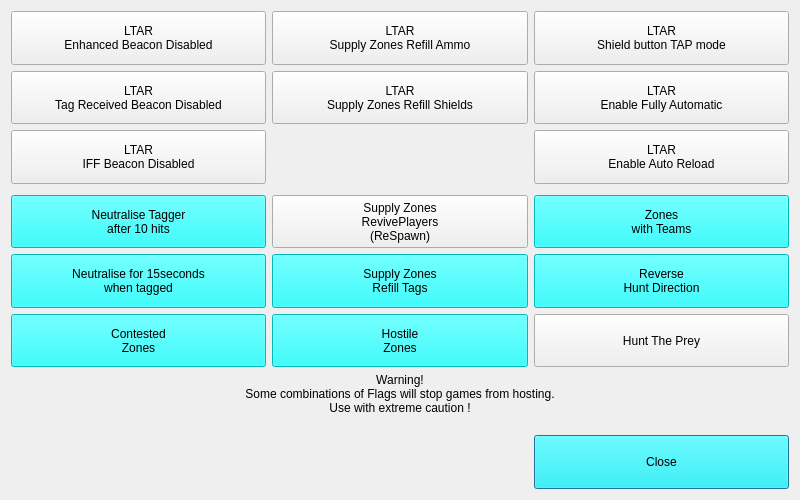
First picture: the form in FlagsWindow.ui, repository rmick/Combobulator, before the edit.
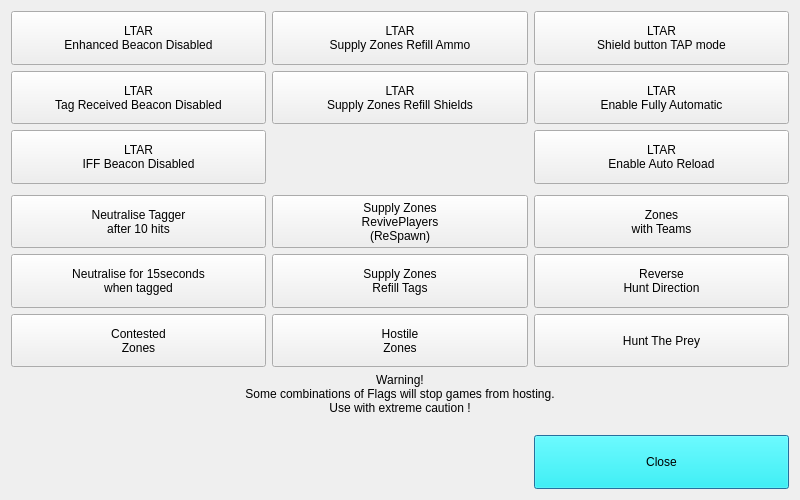
Second picture: the form after the edit.

Patch:
```diff
--- a/FlagsWindow.ui
+++ b/FlagsWindow.ui
@@ -20,7 +20,7 @@
    <item row="4" column="0">
     <widget class="QPushButton" name="btn_Neutralise">
      <property name="sizePolicy">
-      <sizepolicy hsizetype="Preferred" vsizetype="Preferred">
+      <sizepolicy hsizetype="MinimumExpanding" vsizetype="MinimumExpanding">
        <horstretch>0</horstretch>
        <verstretch>0</verstretch>
       </sizepolicy>
@@ -28,100 +28,9 @@
      <property name="maximumSize">
       <size>
        <width>16777215</width>
-       <height>80</height>
+       <height>16777215</height>
       </size>
      </property>
-     <property name="palette">
-      <palette>
-       <active>
-        <colorrole role="Button">
-         <brush brushstyle="SolidPattern">
-          <color alpha="255">
-           <red>0</red>
-           <green>255</green>
-           <blue>255</blue>
-          </color>
-         </brush>
-        </colorrole>
-        <colorrole role="Base">
-         <brush brushstyle="SolidPattern">
-          <color alpha="255">
-           <red>0</red>
-           <green>255</green>
-           <blue>255</blue>
-          </color>
-         </brush>
-        </colorrole>
-        <colorrole role="Window">
-         <brush brushstyle="SolidPattern">
-          <color alpha="255">
-           <red>0</red>
-           <green>255</green>
-           <blue>255</blue>
-          </color>
-         </brush>
-        </colorrole>
-       </active>
-       <inactive>
-        <colorrole role="Button">
-         <brush brushstyle="SolidPattern">
-          <color alpha="255">
-           <red>0</red>
-           <green>255</green>
-           <blue>255</blue>
-          </color>
-         </brush>
-        </colorrole>
-        <colorrole role="Base">
-         <brush brushstyle="SolidPattern">
-          <color alpha="255">
-           <red>0</red>
-           <green>255</green>
-           <blue>255</blue>
-          </color>
-         </brush>
-        </colorrole>
-        <colorrole role="Window">
-         <brush brushstyle="SolidPattern">
-          <color alpha="255">
-           <red>0</red>
-           <green>255</green>
-           <blue>255</blue>
-          </color>
-         </brush>
-        </colorrole>
-       </inactive>
-       <disabled>
-        <colorrole role="Button">
-         <brush brushstyle="SolidPattern">
-          <color alpha="255">
-           <red>200</red>
-           <green>230</green>
-           <blue>230</blue>
-          </color>
-         </brush>
-        </colorrole>
-        <colorrole role="Base">
-         <brush brushstyle="SolidPattern">
-          <color alpha="255">
-           <red>200</red>
-           <green>230</green>
-           <blue>230</blue>
-          </color>
-         </brush>
-        </colorrole>
-        <colorrole role="Window">
-         <brush brushstyle="SolidPattern">
-          <color alpha="255">
-           <red>200</red>
-           <green>230</green>
-           <blue>230</blue>
-          </color>
-         </brush>
-        </colorrole>
-       </disabled>
-      </palette>
-     </property>
      <property name="styleSheet">
       <string notr="true"/>
      </property>
@@ -146,7 +55,7 @@
       <bool>true</bool>
      </property>
      <property name="sizePolicy">
-      <sizepolicy hsizetype="Preferred" vsizetype="Preferred">
+      <sizepolicy hsizetype="MinimumExpanding" vsizetype="MinimumExpanding">
        <horstretch>0</horstretch>
        <verstretch>0</verstretch>
       </sizepolicy>
@@ -163,7 +72,7 @@
    <item row="5" column="0">
     <widget class="QPushButton" name="btn_NeutraliseWhenTagged">
      <property name="sizePolicy">
-      <sizepolicy hsizetype="Preferred" vsizetype="Preferred">
+      <sizepolicy hsizetype="MinimumExpanding" vsizetype="MinimumExpanding">
        <horstretch>0</horstretch>
        <verstretch>0</verstretch>
       </sizepolicy>
@@ -171,100 +80,9 @@
      <property name="maximumSize">
       <size>
        <width>16777215</width>
-       <height>80</height>
+       <height>16777215</height>
       </size>
      </property>
-     <property name="palette">
-      <palette>
-       <active>
-        <colorrole role="Button">
-         <brush brushstyle="SolidPattern">
-          <color alpha="255">
-           <red>0</red>
-           <green>255</green>
-           <blue>255</blue>
-          </color>
-         </brush>
-        </colorrole>
-        <colorrole role="Base">
-         <brush brushstyle="SolidPattern">
-          <color alpha="255">
-           <red>0</red>
-           <green>255</green>
-           <blue>255</blue>
-          </color>
-         </brush>
-        </colorrole>
-        <colorrole role="Window">
-         <brush brushstyle="SolidPattern">
-          <color alpha="255">
-           <red>0</red>
-           <green>255</green>
-           <blue>255</blue>
-          </color>
-         </brush>
-        </colorrole>
-       </active>
-       <inactive>
-        <colorrole role="Button">
-         <brush brushstyle="SolidPattern">
-          <color alpha="255">
-           <red>0</red>
-           <green>255</green>
-           <blue>255</blue>
-          </color>
-         </brush>
-        </colorrole>
-        <colorrole role="Base">
-         <brush brushstyle="SolidPattern">
-          <color alpha="255">
-           <red>0</red>
-           <green>255</green>
-           <blue>255</blue>
-          </color>
-         </brush>
-        </colorrole>
-        <colorrole role="Window">
-         <brush brushstyle="SolidPattern">
-          <color alpha="255">
-           <red>0</red>
-           <green>255</green>
-           <blue>255</blue>
-          </color>
-         </brush>
-        </colorrole>
-       </inactive>
-       <disabled>
-        <colorrole role="Button">
-         <brush brushstyle="SolidPattern">
-          <color alpha="255">
-           <red>200</red>
-           <green>230</green>
-           <blue>230</blue>
-          </color>
-         </brush>
-        </colorrole>
-        <colorrole role="Base">
-         <brush brushstyle="SolidPattern">
-          <color alpha="255">
-           <red>200</red>
-           <green>230</green>
-           <blue>230</blue>
-          </color>
-         </brush>
-        </colorrole>
-        <colorrole role="Window">
-         <brush brushstyle="SolidPattern">
-          <color alpha="255">
-           <red>200</red>
-           <green>230</green>
-           <blue>230</blue>
-          </color>
-         </brush>
-        </colorrole>
-       </disabled>
-      </palette>
-     </property>
      <property name="styleSheet">
       <string notr="true"/>
      </property>
@@ -286,7 +104,7 @@
       <bool>true</bool>
      </property>
      <property name="sizePolicy">
-      <sizepolicy hsizetype="Preferred" vsizetype="Preferred">
+      <sizepolicy hsizetype="MinimumExpanding" vsizetype="MinimumExpanding">
        <horstretch>0</horstretch>
        <verstretch>0</verstretch>
       </sizepolicy>
@@ -305,7 +123,7 @@
    <item row="6" column="0">
     <widget class="QPushButton" name="btn_ContestedZones">
      <property name="sizePolicy">
-      <sizepolicy hsizetype="Preferred" vsizetype="Preferred">
+      <sizepolicy hsizetype="MinimumExpanding" vsizetype="MinimumExpanding">
        <horstretch>0</horstretch>
        <verstretch>0</verstretch>
       </sizepolicy>
@@ -313,100 +131,9 @@
      <property name="maximumSize">
       <size>
        <width>16777215</width>
-       <height>80</height>
+       <height>16777215</height>
       </size>
      </property>
-     <property name="palette">
-      <palette>
-       <active>
-        <colorrole role="Button">
-         <brush brushstyle="SolidPattern">
-          <color alpha="255">
-           <red>0</red>
-           <green>255</green>
-           <blue>255</blue>
-          </color>
-         </brush>
-        </colorrole>
-        <colorrole role="Base">
-         <brush brushstyle="SolidPattern">
-          <color alpha="255">
-           <red>0</red>
-           <green>255</green>
-           <blue>255</blue>
-          </color>
-         </brush>
-        </colorrole>
-        <colorrole role="Window">
-         <brush brushstyle="SolidPattern">
-          <color alpha="255">
-           <red>0</red>
-           <green>255</green>
-           <blue>255</blue>
-          </color>
-         </brush>
-        </colorrole>
-       </active>
-       <inactive>
-        <colorrole role="Button">
-         <brush brushstyle="SolidPattern">
-          <color alpha="255">
-           <red>0</red>
-           <green>255</green>
-           <blue>255</blue>
-          </color>
-         </brush>
-        </colorrole>
-        <colorrole role="Base">
-         <brush brushstyle="SolidPattern">
-          <color alpha="255">
-           <red>0</red>
-           <green>255</green>
-           <blue>255</blue>
-          </color>
-         </brush>
-        </colorrole>
-        <colorrole role="Window">
-         <brush brushstyle="SolidPattern">
-          <color alpha="255">
-           <red>0</red>
-           <green>255</green>
-           <blue>255</blue>
-          </color>
-         </brush>
-        </colorrole>
-       </inactive>
-       <disabled>
-        <colorrole role="Button">
-         <brush brushstyle="SolidPattern">
-          <color alpha="255">
-           <red>200</red>
-           <green>230</green>
-           <blue>230</blue>
-          </color>
-         </brush>
-        </colorrole>
-        <colorrole role="Base">
-         <brush brushstyle="SolidPattern">
-          <color alpha="255">
-           <red>200</red>
-           <green>230</green>
-           <blue>230</blue>
-          </color>
-         </brush>
-        </colorrole>
-        <colorrole role="Window">
-         <brush brushstyle="SolidPattern">
-          <color alpha="255">
-           <red>200</red>
-           <green>230</green>
-           <blue>230</blue>
-          </color>
-         </brush>
-        </colorrole>
-       </disabled>
-      </palette>
-     </property>
      <property name="styleSheet">
       <string notr="true"/>
      </property>
@@ -428,7 +155,7 @@
       <bool>true</bool>
      </property>
      <property name="sizePolicy">
-      <sizepolicy hsizetype="Preferred" vsizetype="Preferred">
+      <sizepolicy hsizetype="MinimumExpanding" vsizetype="MinimumExpanding">
        <horstretch>0</horstretch>
        <verstretch>0</verstretch>
       </sizepolicy>
@@ -470,7 +197,7 @@
       <bool>true</bool>
      </property>
      <property name="sizePolicy">
-      <sizepolicy hsizetype="Preferred" vsizetype="Preferred">
+      <sizepolicy hsizetype="MinimumExpanding" vsizetype="MinimumExpanding">
        <horstretch>0</horstretch>
        <verstretch>0</verstretch>
       </sizepolicy>
@@ -496,7 +223,7 @@
       <bool>true</bool>
      </property>
      <property name="sizePolicy">
-      <sizepolicy hsizetype="Preferred" vsizetype="Preferred">
+      <sizepolicy hsizetype="MinimumExpanding" vsizetype="MinimumExpanding">
        <horstretch>0</horstretch>
        <verstretch>0</verstretch>
       </sizepolicy>
@@ -522,7 +249,7 @@
       <bool>true</bool>
      </property>
      <property name="sizePolicy">
-      <sizepolicy hsizetype="Preferred" vsizetype="Preferred">
+      <sizepolicy hsizetype="MinimumExpanding" vsizetype="MinimumExpanding">
        <horstretch>0</horstretch>
        <verstretch>0</verstretch>
       </sizepolicy>
@@ -542,7 +269,7 @@
       <bool>true</bool>
      </property>
      <property name="sizePolicy">
-      <sizepolicy hsizetype="Preferred" vsizetype="Preferred">
+      <sizepolicy hsizetype="MinimumExpanding" vsizetype="MinimumExpanding">
        <horstretch>0</horstretch>
        <verstretch>0</verstretch>
       </sizepolicy>
@@ -562,7 +289,7 @@
       <bool>true</bool>
      </property>
      <property name="sizePolicy">
-      <sizepolicy hsizetype="Preferred" vsizetype="Preferred">
+      <sizepolicy hsizetype="MinimumExpanding" vsizetype="MinimumExpanding">
        <horstretch>0</horstretch>
        <verstretch>0</verstretch>
       </sizepolicy>
@@ -579,102 +306,11 @@
    <item row="6" column="1">
     <widget class="QPushButton" name="btn_HostileZones">
      <property name="sizePolicy">
-      <sizepolicy hsizetype="Preferred" vsizetype="Preferred">
+      <sizepolicy hsizetype="MinimumExpanding" vsizetype="MinimumExpanding">
        <horstretch>0</horstretch>
        <verstretch>0</verstretch>
       </sizepolicy>
      </property>
-     <property name="palette">
-      <palette>
-       <active>
-        <colorrole role="Button">
-         <brush brushstyle="SolidPattern">
-          <color alpha="255">
-           <red>0</red>
-           <green>255</green>
-           <blue>255</blue>
-          </color>
-         </brush>
-        </colorrole>
-        <colorrole role="Base">
-         <brush brushstyle="SolidPattern">
-          <color alpha="255">
-           <red>0</red>
-           <green>255</green>
-           <blue>255</blue>
-          </color>
-         </brush>
-        </colorrole>
-        <colorrole role="Window">
-         <brush brushstyle="SolidPattern">
-          <color alpha="255">
-           <red>0</red>
-           <green>255</green>
-           <blue>255</blue>
-          </color>
-         </brush>
-        </colorrole>
-       </active>
-       <inactive>
-        <colorrole role="Button">
-         <brush brushstyle="SolidPattern">
-          <color alpha="255">
-           <red>0</red>
-           <green>255</green>
-           <blue>255</blue>
-          </color>
-         </brush>
-        </colorrole>
-        <colorrole role="Base">
-         <brush brushstyle="SolidPattern">
-          <color alpha="255">
-           <red>0</red>
-           <green>255</green>
-           <blue>255</blue>
-          </color>
-         </brush>
-        </colorrole>
-        <colorrole role="Window">
-         <brush brushstyle="SolidPattern">
-          <color alpha="255">
-           <red>0</red>
-           <green>255</green>
-           <blue>255</blue>
-          </color>
-         </brush>
-        </colorrole>
-       </inactive>
-       <disabled>
-        <colorrole role="Button">
-         <brush brushstyle="SolidPattern">
-          <color alpha="255">
-           <red>200</red>
-           <green>230</green>
-           <blue>230</blue>
-          </color>
-         </brush>
-        </colorrole>
-        <colorrole role="Base">
-         <brush brushstyle="SolidPattern">
-          <color alpha="255">
-           <red>200</red>
-           <green>230</green>
-           <blue>230</blue>
-          </color>
-         </brush>
-        </colorrole>
-        <colorrole role="Window">
-         <brush brushstyle="SolidPattern">
-          <color alpha="255">
-           <red>200</red>
-           <green>230</green>
-           <blue>230</blue>
-          </color>
-         </brush>
-        </colorrole>
-       </disabled>
-      </palette>
-     </property>
      <property name="styleSheet">
       <string notr="true"/>
      </property>
@@ -693,102 +329,11 @@
    <item row="4" column="2">
     <widget class="QPushButton" name="btn_ZonesWithTeams">
      <property name="sizePolicy">
-      <sizepolicy hsizetype="Preferred" vsizetype="Preferred">
+      <sizepolicy hsizetype="MinimumExpanding" vsizetype="MinimumExpanding">
        <horstretch>0</horstretch>
        <verstretch>0</verstretch>
       </sizepolicy>
      </property>
-     <property name="palette">
-      <palette>
-       <active>
-        <colorrole role="Button">
-         <brush brushstyle="SolidPattern">
-          <color alpha="255">
-           <red>0</red>
-           <green>255</green>
-           <blue>255</blue>
-          </color>
-         </brush>
-        </colorrole>
-        <colorrole role="Base">
-         <brush brushstyle="SolidPattern">
-          <color alpha="255">
-           <red>0</red>
-           <green>255</green>
-           <blue>255</blue>
-          </color>
-         </brush>
-        </colorrole>
-        <colorrole role="Window">
-         <brush brushstyle="SolidPattern">
-          <color alpha="255">
-           <red>0</red>
-           <green>255</green>
-           <blue>255</blue>
-          </color>
-         </brush>
-        </colorrole>
-       </active>
-       <inactive>
-        <colorrole role="Button">
-         <brush brushstyle="SolidPattern">
-          <color alpha="255">
-           <red>0</red>
-           <green>255</green>
-           <blue>255</blue>
-          </color>
-         </brush>
-        </colorrole>
-        <colorrole role="Base">
-         <brush brushstyle="SolidPattern">
-          <color alpha="255">
-           <red>0</red>
-           <green>255</green>
-           <blue>255</blue>
-          </color>
-         </brush>
-        </colorrole>
-        <colorrole role="Window">
-         <brush brushstyle="SolidPattern">
-          <color alpha="255">
-           <red>0</red>
-           <green>255</green>
-           <blue>255</blue>
-          </color>
-         </brush>
-        </colorrole>
-       </inactive>
-       <disabled>
-        <colorrole role="Button">
-         <brush brushstyle="SolidPattern">
-          <color alpha="255">
-           <red>200</red>
-           <green>230</green>
-           <blue>230</blue>
-          </color>
-         </brush>
-        </colorrole>
-        <colorrole role="Base">
-         <brush brushstyle="SolidPattern">
-          <color alpha="255">
-           <red>200</red>
-           <green>230</green>
-           <blue>230</blue>
-          </color>
-         </brush>
-        </colorrole>
-        <colorrole role="Window">
-         <brush brushstyle="SolidPattern">
-          <color alpha="255">
-           <red>200</red>
-           <green>230</green>
-           <blue>230</blue>
-          </color>
-         </brush>
-        </colorrole>
-       </disabled>
-      </palette>
-     </property>
      <property name="styleSheet">
       <string notr="true"/>
      </property>
@@ -810,7 +355,7 @@
       <bool>true</bool>
      </property>
      <property name="sizePolicy">
-      <sizepolicy hsizetype="Preferred" vsizetype="Preferred">
+      <sizepolicy hsizetype="MinimumExpanding" vsizetype="MinimumExpanding">
        <horstretch>0</horstretch>
        <verstretch>0</verstretch>
       </sizepolicy>
@@ -833,7 +378,7 @@
    <item row="4" column="1">
     <widget class="QPushButton" name="btn_SupplyZonesReSpawn">
      <property name="sizePolicy">
-      <sizepolicy hsizetype="Preferred" vsizetype="Preferred">
+      <sizepolicy hsizetype="MinimumExpanding" vsizetype="MinimumExpanding">
        <horstretch>0</horstretch>
        <verstretch>0</verstretch>
       </sizepolicy>
@@ -851,102 +396,11 @@
    <item row="5" column="1">
     <widget class="QPushButton" name="btn_SupplyZonesRefillTags">
      <property name="sizePolicy">
-      <sizepolicy hsizetype="Preferred" vsizetype="Preferred">
+      <sizepolicy hsizetype="MinimumExpanding" vsizetype="MinimumExpanding">
        <horstretch>0</horstretch>
        <verstretch>0</verstretch>
       </sizepolicy>
      </property>
-     <property name="palette">
-      <palette>
-       <active>
-        <colorrole role="Button">
-         <brush brushstyle="SolidPattern">
-          <color alpha="255">
-           <red>0</red>
-           <green>255</green>
-           <blue>255</blue>
-          </color>
-         </brush>
-        </colorrole>
-        <colorrole role="Base">
-         <brush brushstyle="SolidPattern">
-          <color alpha="255">
-           <red>0</red>
-           <green>255</green>
-           <blue>255</blue>
-          </color>
-         </brush>
-        </colorrole>
-        <colorrole role="Window">
-         <brush brushstyle="SolidPattern">
-          <color alpha="255">
-           <red>0</red>
-           <green>255</green>
-           <blue>255</blue>
-          </color>
-         </brush>
-        </colorrole>
-       </active>
-       <inactive>
-        <colorrole role="Button">
-         <brush brushstyle="SolidPattern">
-          <color alpha="255">
-           <red>0</red>
-           <green>255</green>
-           <blue>255</blue>
-          </color>
-         </brush>
-        </colorrole>
-        <colorrole role="Base">
-         <brush brushstyle="SolidPattern">
-          <color alpha="255">
-           <red>0</red>
-           <green>255</green>
-           <blue>255</blue>
-          </color>
-         </brush>
-        </colorrole>
-        <colorrole role="Window">
-         <brush brushstyle="SolidPattern">
-          <color alpha="255">
-           <red>0</red>
-           <green>255</green>
-           <blue>255</blue>
-          </color>
-         </brush>
-        </colorrole>
-       </inactive>
-       <disabled>
-        <colorrole role="Button">
-         <brush brushstyle="SolidPattern">
-          <color alpha="255">
-           <red>200</red>
-           <green>230</green>
-           <blue>230</blue>
-          </color>
-         </brush>
-        </colorrole>
-        <colorrole role="Base">
-         <brush brushstyle="SolidPattern">
-          <color alpha="255">
-           <red>200</red>
-           <green>230</green>
-           <blue>230</blue>
-          </color>
-         </brush>
-        </colorrole>
-        <colorrole role="Window">
-         <brush brushstyle="SolidPattern">
-          <color alpha="255">
-           <red>200</red>
-           <green>230</green>
-           <blue>230</blue>
-          </color>
-         </brush>
-        </colorrole>
-       </disabled>
-      </palette>
-     </property>
      <property name="styleSheet">
       <string notr="true"/>
      </property>
@@ -965,102 +419,11 @@
    <item row="5" column="2">
     <widget class="QPushButton" name="btn_ReverseHuntDirection">
      <property name="sizePolicy">
-      <sizepolicy hsizetype="Preferred" vsizetype="Preferred">
+      <sizepolicy hsizetype="MinimumExpanding" vsizetype="MinimumExpanding">
        <horstretch>0</horstretch>
        <verstretch>0</verstretch>
       </sizepolicy>
      </property>
-     <property name="palette">
-      <palette>
-       <active>
-        <colorrole role="Button">
-         <brush brushstyle="SolidPattern">
-          <color alpha="255">
-           <red>0</red>
-           <green>255</green>
-           <blue>255</blue>
-          </color>
-         </brush>
-        </colorrole>
-        <colorrole role="Base">
-         <brush brushstyle="SolidPattern">
-          <color alpha="255">
-           <red>0</red>
-           <green>255</green>
-           <blue>255</blue>
-          </color>
-         </brush>
-        </colorrole>
-        <colorrole role="Window">
-         <brush brushstyle="SolidPattern">
-          <color alpha="255">
-           <red>0</red>
-           <green>255</green>
-           <blue>255</blue>
-          </color>
-         </brush>
-        </colorrole>
-       </active>
-       <inactive>
-        <colorrole role="Button">
-         <brush brushstyle="SolidPattern">
-          <color alpha="255">
-           <red>0</red>
-           <green>255</green>
-           <blue>255</blue>
-          </color>
-         </brush>
-        </colorrole>
-        <colorrole role="Base">
-         <brush brushstyle="SolidPattern">
-          <color alpha="255">
-           <red>0</red>
-           <green>255</green>
-           <blue>255</blue>
-          </color>
-         </brush>
-        </colorrole>
-        <colorrole role="Window">
-         <brush brushstyle="SolidPattern">
-          <color alpha="255">
-           <red>0</red>
-           <green>255</green>
-           <blue>255</blue>
-          </color>
-         </brush>
-        </colorrole>
-       </inactive>
-       <disabled>
-        <colorrole role="Button">
-         <brush brushstyle="SolidPattern">
-          <color alpha="255">
-           <red>200</red>
-           <green>230</green>
-           <blue>230</blue>
-          </color>
-         </brush>
-        </colorrole>
-        <colorrole role="Base">
-         <brush brushstyle="SolidPattern">
-          <color alpha="255">
-           <red>200</red>
-           <green>230</green>
-           <blue>230</blue>
-          </color>
-         </brush>
-        </colorrole>
-        <colorrole role="Window">
-         <brush brushstyle="SolidPattern">
-          <color alpha="255">
-           <red>200</red>
-           <green>230</green>
-           <blue>230</blue>
-          </color>
-         </brush>
-        </colorrole>
-       </disabled>
-      </palette>
-     </property>
      <property name="styleSheet">
       <string notr="true"/>
      </property>
@@ -1078,6 +441,12 @@
    </item>
    <item row="7" column="0" colspan="3">
     <widget class="QLabel" name="label">
+     <property name="sizePolicy">
+      <sizepolicy hsizetype="MinimumExpanding" vsizetype="MinimumExpanding">
+       <horstretch>0</horstretch>
+       <verstretch>0</verstretch>
+      </sizepolicy>
+     </property>
      <property name="maximumSize">
       <size>
        <width>16777215</width>
@@ -1095,7 +464,7 @@
    <item row="8" column="2">
     <widget class="QPushButton" name="btn_Close">
      <property name="sizePolicy">
-      <sizepolicy hsizetype="Preferred" vsizetype="Preferred">
+      <sizepolicy hsizetype="MinimumExpanding" vsizetype="MinimumExpanding">
        <horstretch>0</horstretch>
        <verstretch>0</verstretch>
       </sizepolicy>
```
